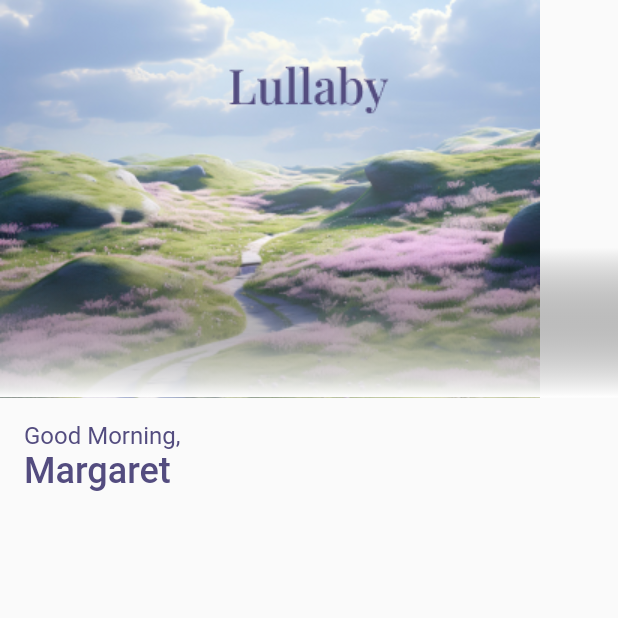
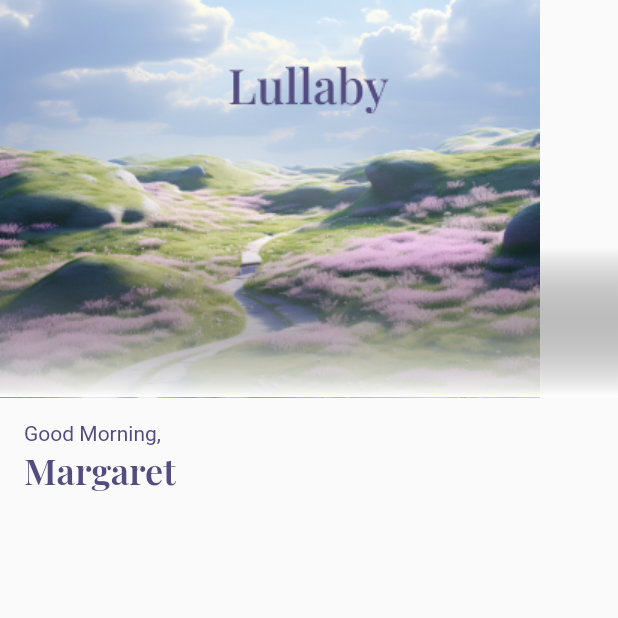
Before and after one commit to noelg-cj/Lullaby, a Flutter app: the screen it shows after launch, on a phone screen of 412 x 824 dp, the top half of it. Run offline on Flutter 3.47's test engine with Material 2 defaults, Android fonts, the phone set to English and light mode, and no system bars.

Commit message:
Changed fonts

```diff
--- a/frontend/lib/theme/Theme.dart
+++ b/frontend/lib/theme/Theme.dart
@@ -13,9 +13,11 @@ ThemeData lightTheme = ThemeData(
   textTheme: TextTheme(
     bodyMedium: TextStyle(
       color: textColor,
-      fontSize: 16
+      fontSize: 14
     ),
     bodyLarge: TextStyle(
+      fontFamily: 'PlayfairDisplay',
+      fontWeight: FontWeight.w600,
       color: textColor,
       fontSize: 24
     )
```
